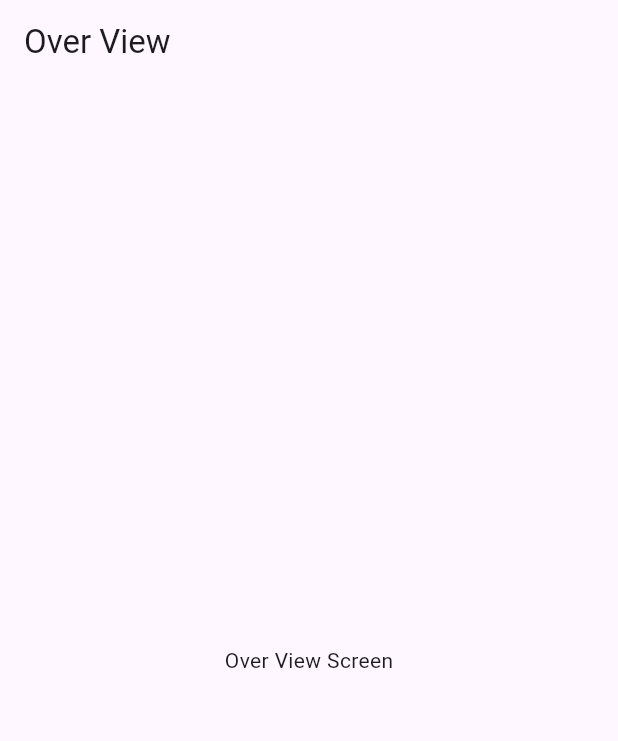
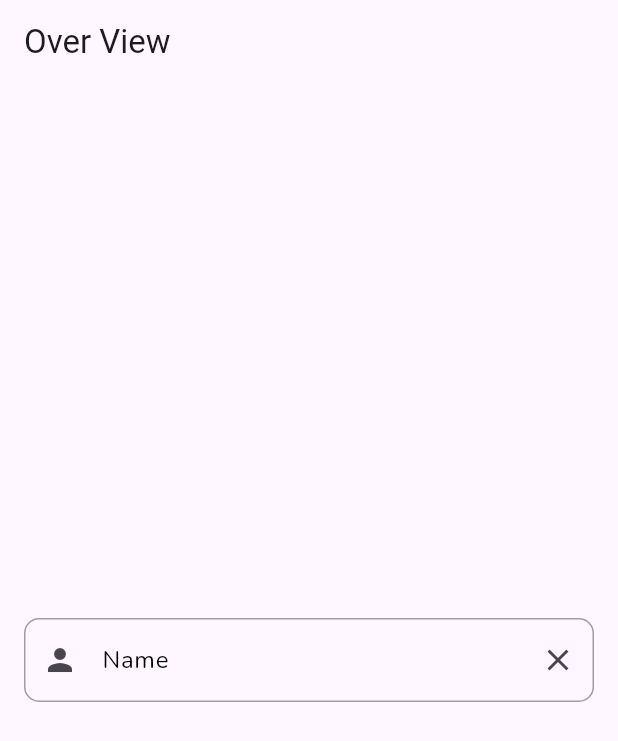
Before and after one commit to ArtistNguoiAo/App_Chat, a Flutter app: the screen it shows after launch, on a phone screen of 412 x 824 dp. Shown: the top 741 px of the screen. Run offline on Flutter 3.47's test engine with Material 3 defaults, Android fonts, the phone set to English and light mode, and no system bars; our stand-ins replace auto_route, get_it, loading_animation_widget; generated files the repository leaves out were written again.

Commit message:
init base widget: text field

```diff
--- a/lib/core/utils/text_style_utils.dart
+++ b/lib/core/utils/text_style_utils.dart
@@ -1,4 +1,4 @@
-import 'dart:ui';
+import 'package:flutter/material.dart';
 
 import 'color_utils.dart';
 import 'font_utils.dart';
--- /dev/null
+++ b/lib/core/widget/base_loading.dart
@@ -0,0 +1,22 @@
+import 'package:flutter/material.dart';
+import 'package:loading_animation_widget/loading_animation_widget.dart';
+
+import '../utils/color_utils.dart';
+
+class BaseLoading extends StatelessWidget {
+  const BaseLoading({super.key});
+
+  @override
+  Widget build(BuildContext context) {
+    return SizedBox(
+      height: double.infinity,
+      width: double.infinity,
+      child: Center(
+        child: LoadingAnimationWidget.staggeredDotsWave(
+          color: ColorUtils.primaryColor,
+          size: 40,
+        ),
+      ),
+    );
+  }
+}
--- /dev/null
+++ b/lib/core/widget/base_text_field.dart
@@ -0,0 +1,75 @@
+import 'package:flutter/material.dart';
+
+import '../utils/color_utils.dart';
+import '../utils/text_style_utils.dart';
+
+class BaseTextField extends StatefulWidget {
+  BaseTextField({
+    super.key,
+    required this.controller,
+    this.border,
+    this.focusedBorder,
+    this.errorBorder,
+    this.enabledBorder,
+    this.disabledBorder,
+    this.hintText,
+    this.labelText,
+    this.hintStyle,
+    this.labelStyle,
+    this.style,
+    this.prefixIcon,
+    this.suffixIcon,
+    this.obscureText,
+  });
+
+  final TextEditingController controller;
+  final InputBorder? border;
+  final InputBorder? focusedBorder;
+  final InputBorder? errorBorder;
+  final InputBorder? enabledBorder;
+  final InputBorder? disabledBorder;
+  final String? hintText;
+  final String? labelText;
+  final TextStyle? hintStyle;
+  final TextStyle? labelStyle;
+  final TextStyle? style;
+  final Widget? prefixIcon;
+  final Widget? suffixIcon;
+  final bool? obscureText;
+
+  @override
+  State<BaseTextField> createState() => _BaseTextFieldState();
+}
+
+class _BaseTextFieldState extends State<BaseTextField> {
+
+  @override
+  Widget build(BuildContext context) {
+    return TextField(
+      controller: widget.controller,
+      decoration: InputDecoration(
+        border: widget.border ?? OutlineInputBorder(borderRadius: BorderRadius.circular(10), borderSide: BorderSide(color: ColorUtils.borderColor)),
+        focusedBorder: widget.focusedBorder ??
+            OutlineInputBorder(borderRadius: BorderRadius.circular(10), borderSide: BorderSide(color: ColorUtils.primaryColor)),
+        errorBorder:
+            widget.errorBorder ?? OutlineInputBorder(borderRadius: BorderRadius.circular(10), borderSide: BorderSide(color: ColorUtils.borderColor)),
+        enabledBorder: widget.enabledBorder ??
+            OutlineInputBorder(borderRadius: BorderRadius.circular(10), borderSide: BorderSide(color: ColorUtils.borderColor)),
+        disabledBorder: widget.disabledBorder ??
+            OutlineInputBorder(borderRadius: BorderRadius.circular(10), borderSide: BorderSide(color: ColorUtils.borderColor)),
+        hintText: widget.hintText,
+        hintStyle: widget.labelStyle ?? TextStyleUtils.normal(
+          color: ColorUtils.borderColor,
+        ),
+        labelText: widget.labelText,
+        labelStyle: widget.hintStyle ?? TextStyleUtils.normal(
+          color: ColorUtils.textColor,
+        ),
+        prefixIcon: widget.prefixIcon,
+        suffixIcon: widget.suffixIcon,
+      ),
+      style: widget.style ?? TextStyleUtils.normal(),
+      obscureText: widget.obscureText ?? false,
+    );
+  }
+}
--- a/lib/screen/over_view_screen/over_view_screen.dart
+++ b/lib/screen/over_view_screen/over_view_screen.dart
@@ -1,5 +1,7 @@
 import 'package:auto_route/auto_route.dart';
 import 'package:flutter/material.dart';
+
+import '../../core/widget/base_text_field.dart';
 
 @RoutePage()
 class OverViewScreen extends StatefulWidget {
@@ -10,20 +12,29 @@ class OverViewScreen extends StatefulWidget {
 }
 
 class _OverViewScreenState extends State<OverViewScreen> {
+  final TextEditingController _nameController = TextEditingController();
   @override
   Widget build(BuildContext context) {
     return Scaffold(
       appBar: AppBar(
         title: const Text('Over View'),
       ),
-      body: const Center(
-        child: Column(
-          mainAxisAlignment: MainAxisAlignment.center,
-          children: <Widget>[
-            Text(
-              'Over View Screen',
-            ),
-          ],
+      body: Center(
+        child: Padding(
+          padding: const EdgeInsets.all(16.0),
+          child: Column(
+            mainAxisAlignment: MainAxisAlignment.center,
+            children: [
+              BaseTextField(
+                controller: _nameController,
+                hintText: 'Name',
+                labelText: 'Name',
+                prefixIcon: const Icon(Icons.person),
+                suffixIcon: const Icon(Icons.clear),
+                obscureText: true
+              ),
+            ],
+          ),
         ),
       ),
     );
--- a/pubspec.yaml
+++ b/pubspec.yaml
@@ -19,6 +19,7 @@ dependencies:
   # ui
   cupertino_icons: ^1.0.6
   font_awesome_flutter: ^10.8.0
+  loading_animation_widget: ^1.3.0
 
   # firebase
 
```
Also changed, not shown: pubspec.lock.
